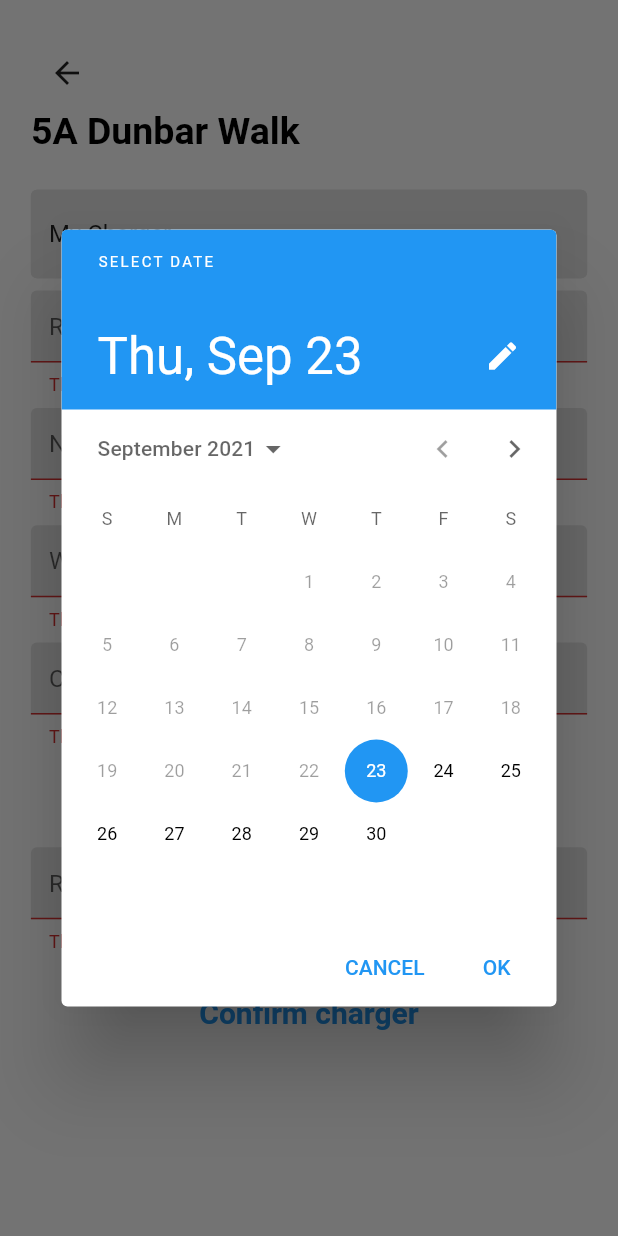
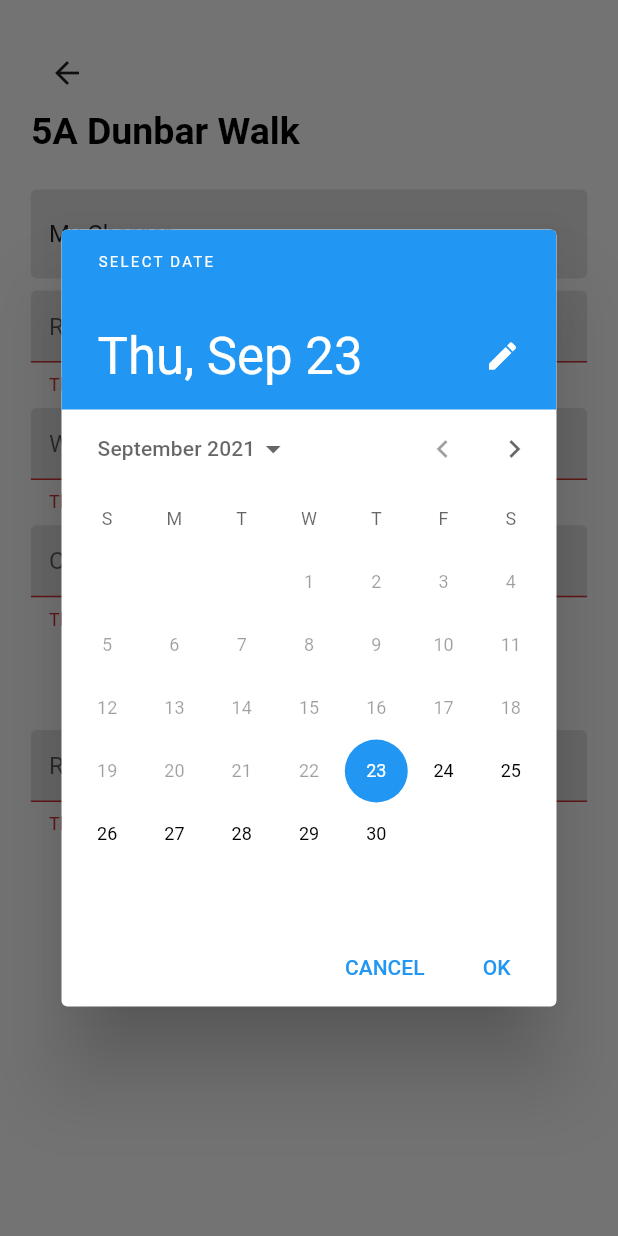
Before and after one commit to xRossKoh/chargEV, a Flutter app: the ChargerSetUp screen opened directly, after a tap on "Confirm charger", after a tap on "Select Date", on a phone screen of 412 x 824 dp. Run offline on Flutter 3.47's test engine with Material 2 defaults, Android fonts, the phone set to English and light mode, and no system bars; our stand-ins replace cloud_firestore, firebase_auth, firebase_core; missing offline and left inert: duration; accounts and stored records are empty.

Commit message:
Added new chargers collection to database
Removed charger subcollection under userInfo collection

Edited database.dart to accomodate above changes

```diff
--- a/lib/components/booking_tile.dart
+++ b/lib/components/booking_tile.dart
@@ -21,7 +21,7 @@ class BookingTile extends StatelessWidget {
           ),
           ListTile(
             title: Text(
-              booking.chargerLocationName,
+              booking.chargerLocation,
               style: TextStyle(fontSize: 24, fontWeight: FontWeight.bold),
             ),
             subtitle: Column(
--- a/lib/models/booking.dart
+++ b/lib/models/booking.dart
@@ -1,23 +1,21 @@
 class Booking {
 
   String chargerId;
-  String chargerLocationName;
+  String ownerUserId;
   DateTime startTime;
   DateTime endTime;
-  String user;
+  DateTime creationDate;
   double price;
-  DateTime creationDate;
 
   Duration get duration {
     return endTime.difference(startTime);
   }
 
-  Booking(
-      {this.chargerId,
+  Booking({
+      this.chargerId,
+      this.ownerUserId,
       this.startTime,
       this.endTime,
-      this.user,
-      this.chargerLocationName,
-      this.price,
-      this.creationDate});
+      this.creationDate,
+      this.price});
 }
--- a/lib/models/charger.dart
+++ b/lib/models/charger.dart
@@ -1,4 +1,6 @@
 // class for information on charging station
+
+import 'package:flutter/material.dart';
 
 class Charger {
   String uid; //owner
@@ -9,22 +11,32 @@ class Charger {
   // int total;
   int wattage;
   int type;
-  DateTime datetime;
+  DateTime date;
+  TimeOfDay startTime;
   int duration;
+  List<String> timeslots;
 
   Charger({
     this.uid,
-    this.nickname = 'Charger name',
+    this.nickname,
     this.location,
     this.rate,
-    // this.available,
-    // this.total,
     this.wattage,
     this.type,
-    this.datetime,
-    this.duration});
+    this.date,
+    this.startTime,
+    this.duration,
+    this.timeslots,
+  });
 
-  // void setLocation (String val){
+  void initializeTimeslots(){
+    this.timeslots = new List(duration);
+    for (int i = 0; i < duration; i++){
+      timeslots[i] = "";
+    }
+  }
+
+// void setLocation (String val){
   //   this.location = val;
   // }
   //
--- a/lib/screens/booking.dart
+++ b/lib/screens/booking.dart
@@ -39,7 +39,7 @@ class _BookingState extends State<Booking> {
             ),
             SizedBox(height: size.height * 0.02,),
             Text(
-              '${DateFormat('EEEE, dd-MM-yyyy').format(charger.datetime)}',
+              '${DateFormat('EEEE, dd-MM-yyyy').format(charger.date)}',
               style: TextStyle(
                 fontSize: 20,
                 fontWeight: FontWeight.bold
--- a/lib/screens/charger_setup.dart
+++ b/lib/screens/charger_setup.dart
@@ -91,21 +91,21 @@ class _ChargerSetUpState extends State<ChargerSetUp> {
                       //   setState(() => newCharger.setRate(double.parse(val)));
                       // },
                     ),
-                    SizedBox(height: size.height * 0.01),
-                    TextFormField(
-                      controller: totalEditingController,
-                      decoration: textInputDecoration.copyWith(
-                        hintText: 'Number of available chargers',
-                      ),
-                      validator: FieldValidators.stringValidator,
-                      keyboardType: TextInputType.number,
-                      inputFormatters: [
-                        WhitelistingTextInputFormatter.digitsOnly
-                      ],
-                      // onChanged: (String val){
-                      //   setState(() => newCharger.setTotal(int.parse(val)));
-                      // },
-                    ),
+                    // SizedBox(height: size.height * 0.01),
+                    // TextFormField(
+                    //   controller: totalEditingController,
+                    //   decoration: textInputDecoration.copyWith(
+                    //     hintText: 'Number of available chargers',
+                    //   ),
+                    //   validator: FieldValidators.stringValidator,
+                    //   keyboardType: TextInputType.number,
+                    //   inputFormatters: [
+                    //     WhitelistingTextInputFormatter.digitsOnly
+                    //   ],
+                    //   // onChanged: (String val){
+                    //   //   setState(() => newCharger.setTotal(int.parse(val)));
+                    //   // },
+                    // ),
                     SizedBox(height: size.height * 0.01),
                     TextFormField(
                       controller: wattageEditingController,
@@ -188,7 +188,7 @@ class _ChargerSetUpState extends State<ChargerSetUp> {
                                 wattage:
                                     int.parse(wattageEditingController.text),
                                 type: int.parse(typeEditingController.text),
-                                datetime: DateTime.now(),
+                                date: DateTime.now(),
                                 duration:
                                     int.parse(durationEditingController.text),
                               ));
--- a/lib/screens/my_bookings.dart
+++ b/lib/screens/my_bookings.dart
@@ -41,7 +41,7 @@ class MyBookings extends StatelessWidget {
                       child: Text('My Bookings', style: TextStyle(fontSize: 20, fontWeight: FontWeight.w300)),
                     ),
                     StreamBuilder<List<Booking>>(
-                        stream: DatabaseService(uid: user.uid).bookingList,
+                        stream: DatabaseService(uid: user.uid).myBookingsList,
                         builder: (context, snapshot) {
                           List<Booking> bookings =
                               snapshot.hasData ? snapshot.data : [];
--- a/lib/screens/my_chargers.dart
+++ b/lib/screens/my_chargers.dart
@@ -44,7 +44,7 @@ class MyChargers extends StatelessWidget {
                               fontSize: 20, fontWeight: FontWeight.w300)),
                     ),
                     StreamBuilder<List<Charger>>(
-                        stream: DatabaseService(uid: user.uid).chargerList,
+                        stream: DatabaseService(uid: user.uid).myChargersList,
                         builder: (context, snapshot) {
                           List<Charger> chargers =
                               snapshot.hasData ? snapshot.data : [];
--- a/lib/screens/setup_confirmation.dart
+++ b/lib/screens/setup_confirmation.dart
@@ -204,7 +204,7 @@ class _SetUpConfirmationState extends State<SetUpConfirmation> {
                       child: Column(
                         children: [
                           Text(
-                            '${DateFormat('dd/MM/yyyy, kk:mm').format(charger.datetime)}',
+                            '${DateFormat('dd/MM/yyyy, kk:mm').format(charger.date)}',
                             style: TextStyle(
                               fontSize: 20,
                             ),
```
Also changed, not shown: lib/screens/charger_selection.dart (+8 -8 lines), lib/services/database.dart (+77 -43 lines).
